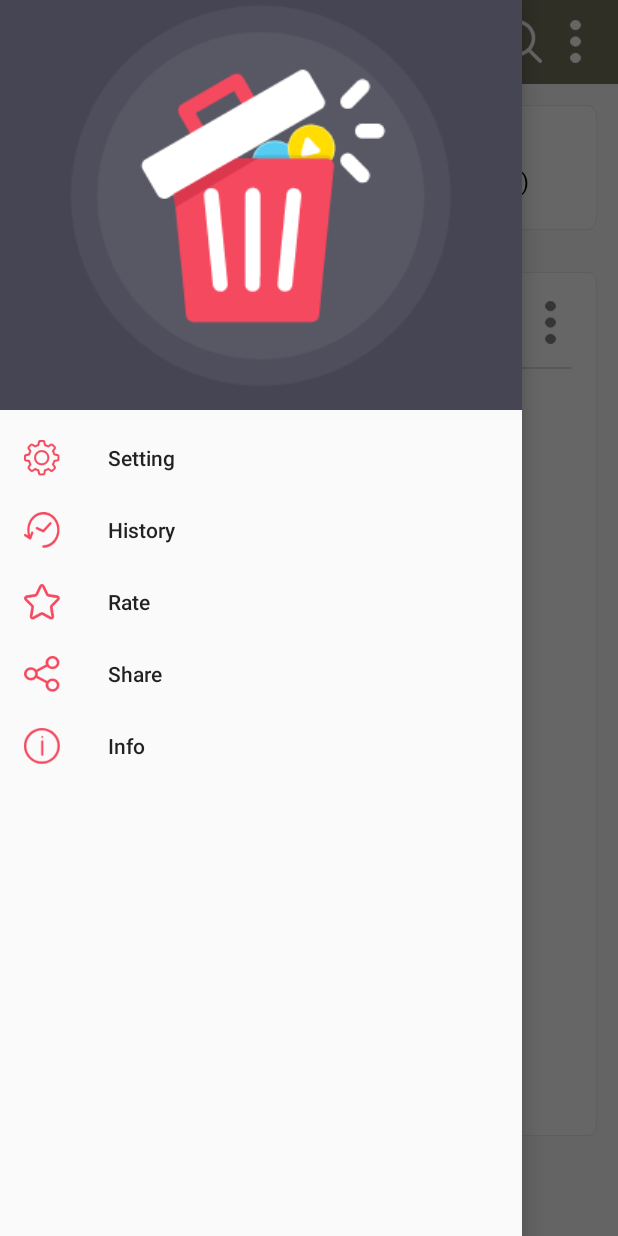
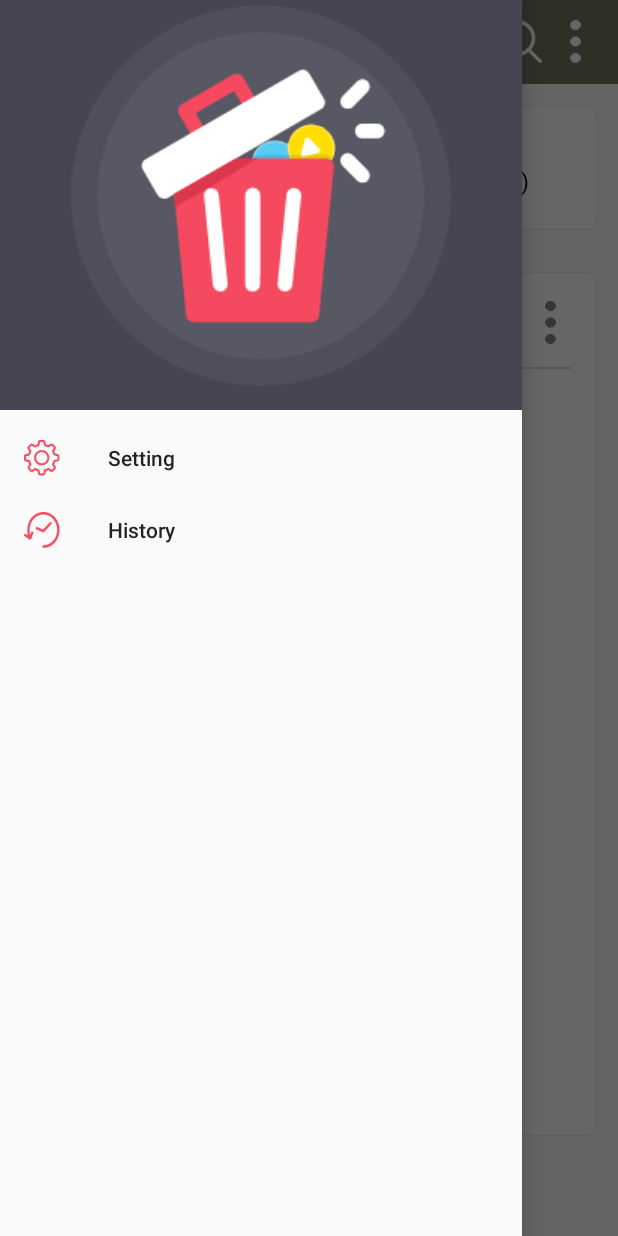
Before and after one commit to GeorgyYakunin/AppUninstaller, an Android app: the screen it shows after launch (ActivityMain), with the side drawer open, on a phone screen of 412 x 824 dp. Run offline under Robolectric (Android 15) with nearby library versions, the phone set to English and light mode, and no system bars; our stand-ins replace sdp/ssp sizes; 1 statement that could not run was skipped.

Commit message:
little fix

```diff
--- a/app/src/main/res/menu/menu.xml
+++ b/app/src/main/res/menu/menu.xml
@@ -11,19 +11,6 @@
         android:title="@string/lich_su"
         android:icon="@drawable/ic_history"
         />
-    <item
-        android:id="@+id/itDanhGia"
-        android:title="@string/danh_gia"
-        android:icon="@drawable/ic_rate"
-        />
-    <item
-        android:id="@+id/itShare"
-        android:title="@string/chia_se"
-        android:icon="@drawable/ic_share"
-        />
-    <item
-        android:id="@+id/itThongTin"
-        android:title="@string/thong_tin"
-        android:icon="@drawable/ic_notice"
-        />
+
+
 </menu>
```
Also changed, not shown: app/src/main/java/com/app/uninstaller/appuninstaller212/activity/ActivityMain.java (+49 -49 lines), 1 other file.
